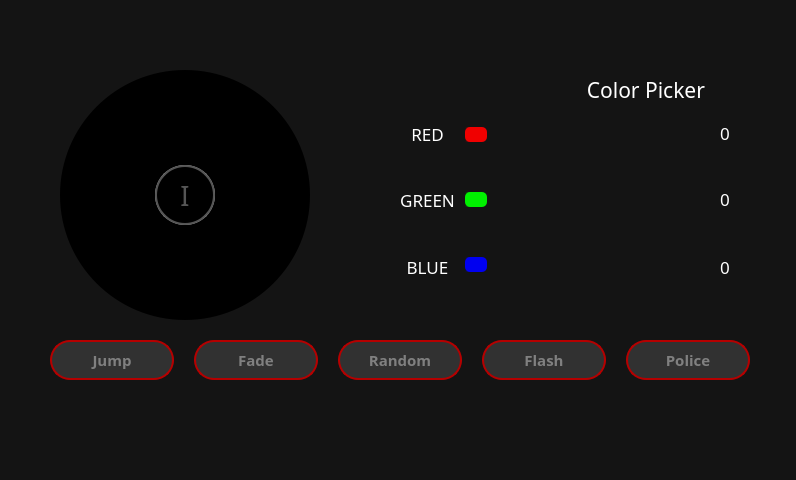
PortiESP/PortiOS, file GUI_WIDGETS/Leds/leds.ui: the form before one commit.
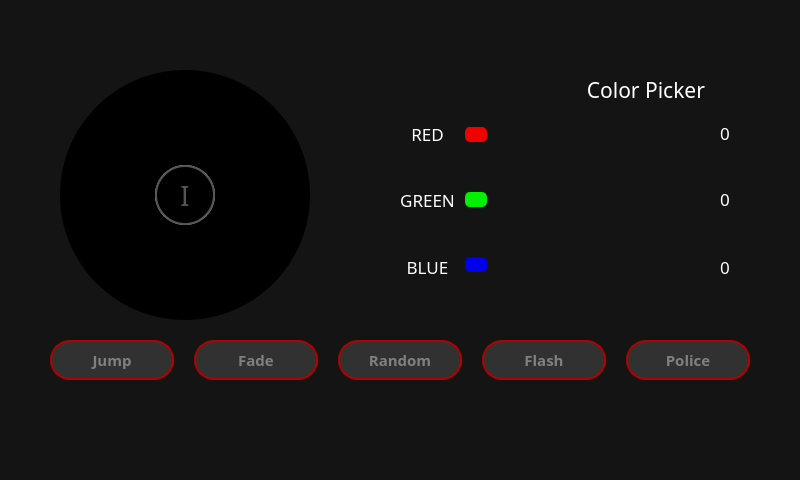
The form after the commit. Icons and pictures are not drawn.

Patch:
```diff
--- a/GUI_WIDGETS/Leds/leds.ui
+++ b/GUI_WIDGETS/Leds/leds.ui
@@ -6,7 +6,7 @@
    <rect>
     <x>0</x>
     <y>0</y>
-    <width>796</width>
+    <width>800</width>
     <height>480</height>
    </rect>
   </property>
```
